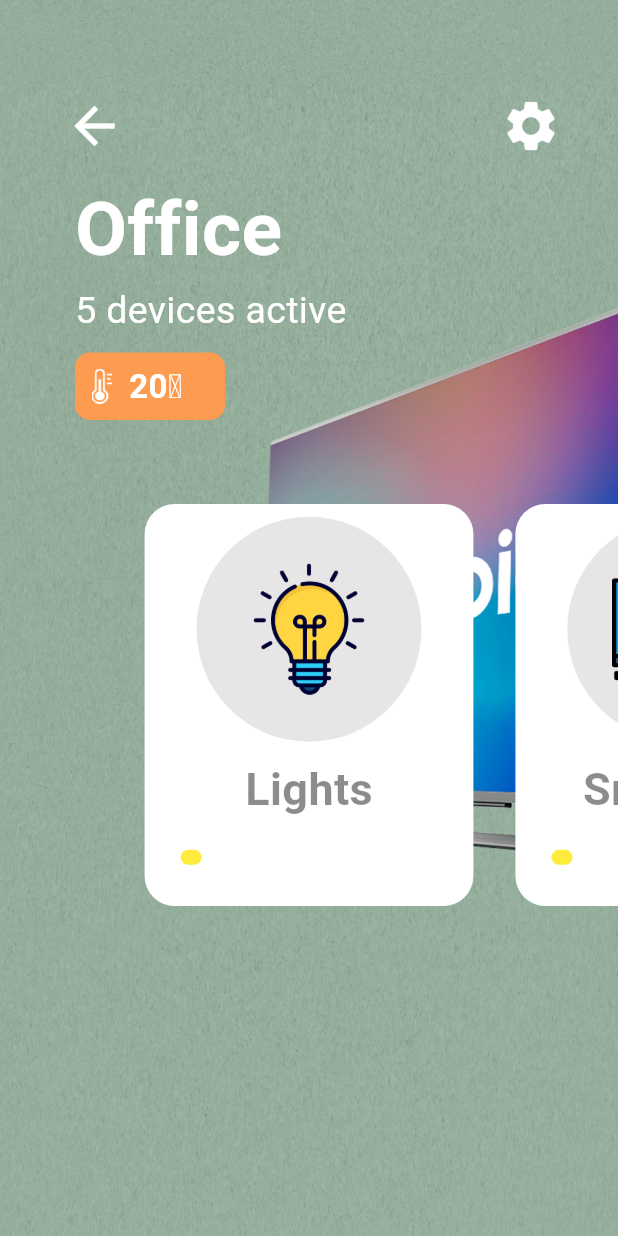
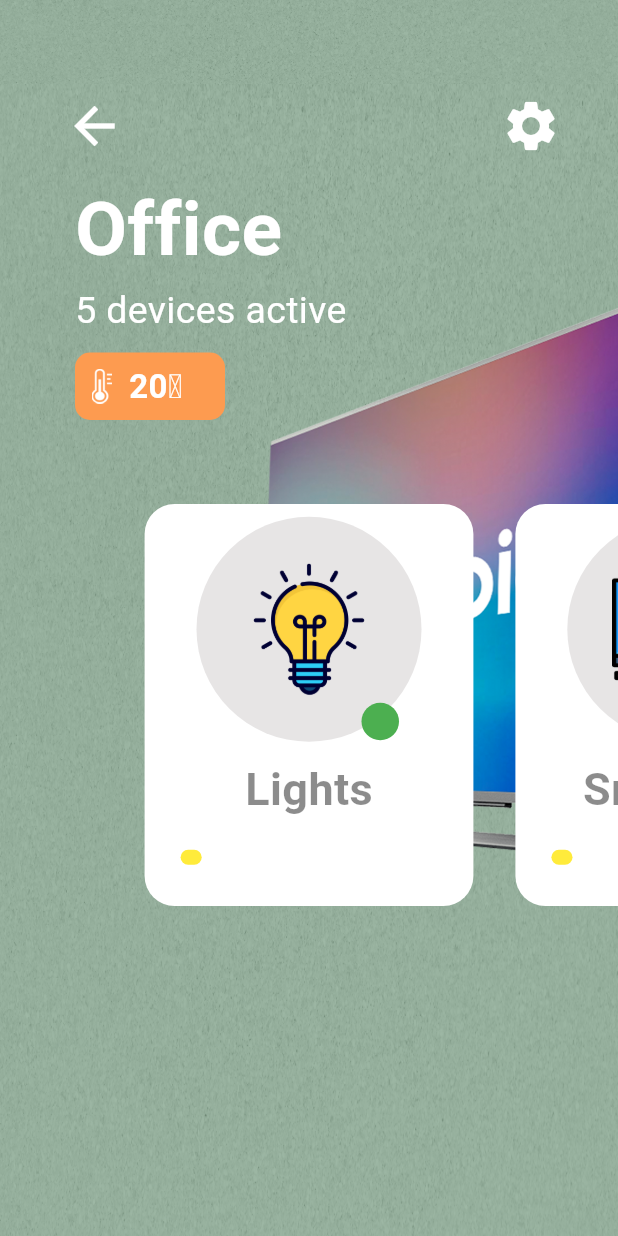
Before and after one commit to joshboye/smarthomeapp, a Flutter app: the screen it shows after launch, on a phone screen of 412 x 824 dp. Run offline on Flutter 3.47's test engine with Material 3 defaults, Android fonts, the phone set to English and light mode, and no system bars.

Commit message:
green status added

```diff
--- a/lib/view/widgets/devices_carousal.dart
+++ b/lib/view/widgets/devices_carousal.dart
@@ -1,4 +1,6 @@
+import 'package:flutter/cupertino.dart';
 import 'package:flutter/material.dart';
+import 'package:flutter/widgets.dart';
 import 'package:provider/provider.dart';
 import 'package:smarthomeapp/model/devices.dart';
 import 'package:smarthomeapp/provider/temp_provider.dart';
@@ -79,6 +81,8 @@ class _DevicesCarouselState extends State<DevicesCarousel> {
     return Column(
       mainAxisAlignment: MainAxisAlignment.center,
       children: [
+        Stack(
+          children: [
             Container(
               width: 150,
               height: 150,
@@ -92,6 +96,20 @@ class _DevicesCarouselState extends State<DevicesCarousel> {
                   items[index]![1],
                 ),
               ),
+            ),
+            Positioned(
+              bottom: 1,
+              left: 110,
+              child: Container(
+                width: 25,
+                height: 25,
+                decoration: BoxDecoration(
+                  borderRadius: BorderRadius.circular(20),
+                  color: Colors.green,
+                ),
+              ),
+            ),
+          ],
         ),
         Padding(
           padding: const EdgeInsets.only(top: 10.0),
```
Lines whose indentation alone changed are shown as unchanged.
